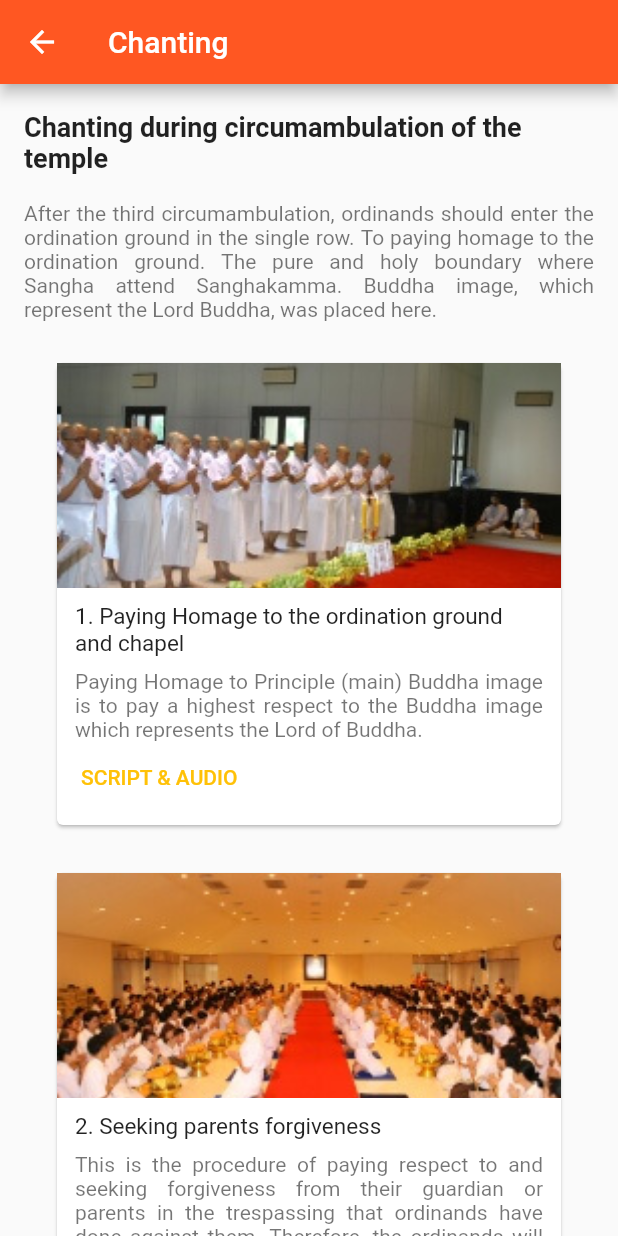
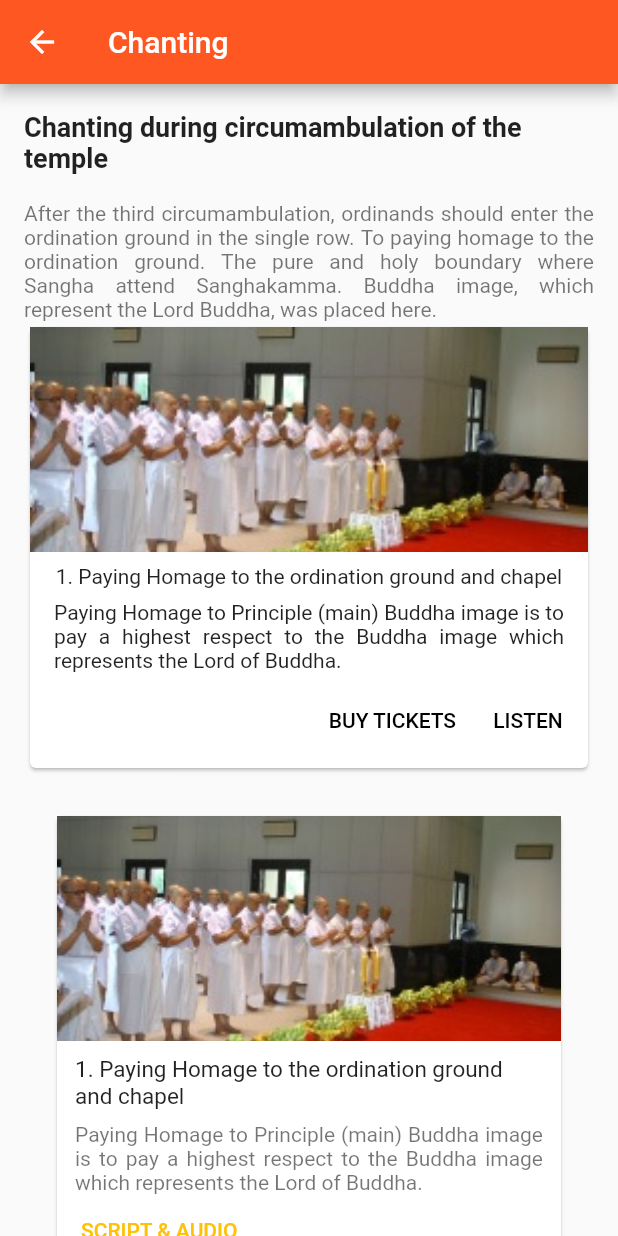
Before and after one commit to siripink/idop, a Flutter app: the Chanting screen opened directly, on a phone screen of 412 x 824 dp. Run offline on Flutter 3.47's test engine with Material 2 defaults, Android fonts, the phone set to English and light mode, and no system bars; our stand-ins replace audioplayers, cloud_firestore; missing offline and left inert: carousel, validate; accounts and stored records are empty.

Commit message:
draft on card view

```diff
--- a/lib/chanting.dart
+++ b/lib/chanting.dart
@@ -121,6 +121,49 @@ class _ChantingState extends State<Chanting> {
           Utils.buildTitle('Chanting during circumambulation of the temple'),
           Utils.buildDescription(context,
               'After the third circumambulation, ordinands should enter the ordination ground in the single row. To paying homage to the ordination ground. The pure and holy boundary where Sangha attend Sanghakamma. Buddha image, which represent the Lord Buddha, was placed here.'),
+
+          new Card(
+            child: new Column(
+              mainAxisSize: MainAxisSize.min,
+              children: <Widget>[
+                buildCardImage('images/1_Paying_Homage_to_the_ordination_ground_and_chapel2.jpg'),
+                // description and share/explore buttons
+
+              new Padding(
+              padding: const EdgeInsets.fromLTRB(16.0, 8.0, 16.0, 0.0),
+              child: new Text(
+                  '1. Paying Homage to the ordination ground and chapel',
+               //   style: descriptionStyle.copyWith(fontSize: 15.0),
+                ),
+                ),
+                new Padding(
+                  padding: const EdgeInsets.fromLTRB(16.0, 8.0, 16.0, 0.0),
+                  child: new Text(
+                    'Paying Homage to Principle (main) Buddha image is to pay a highest respect to the Buddha image which represents the Lord of Buddha.',
+                    textAlign: TextAlign.justify,
+//                    style: descriptionStyle.copyWith(
+//                        color: Colors.black54,
+//                        fontSize: 14.0),
+                  ),
+                ),
+
+                new ButtonTheme.bar( // make buttons use the appropriate styles for cards
+                  child: new ButtonBar(
+                    children: <Widget>[
+                      new FlatButton(
+                        child: const Text('BUY TICKETS'),
+                        onPressed: () { /* ... */ },
+                      ),
+                      new FlatButton(
+                        child: const Text('LISTEN'),
+                        onPressed: () { /* ... */ },
+                      ),
+                    ],
+                  ),
+                ),
+              ],
+            ),
+          ),
           buildCard(
             340.0,
               'script1',
```
